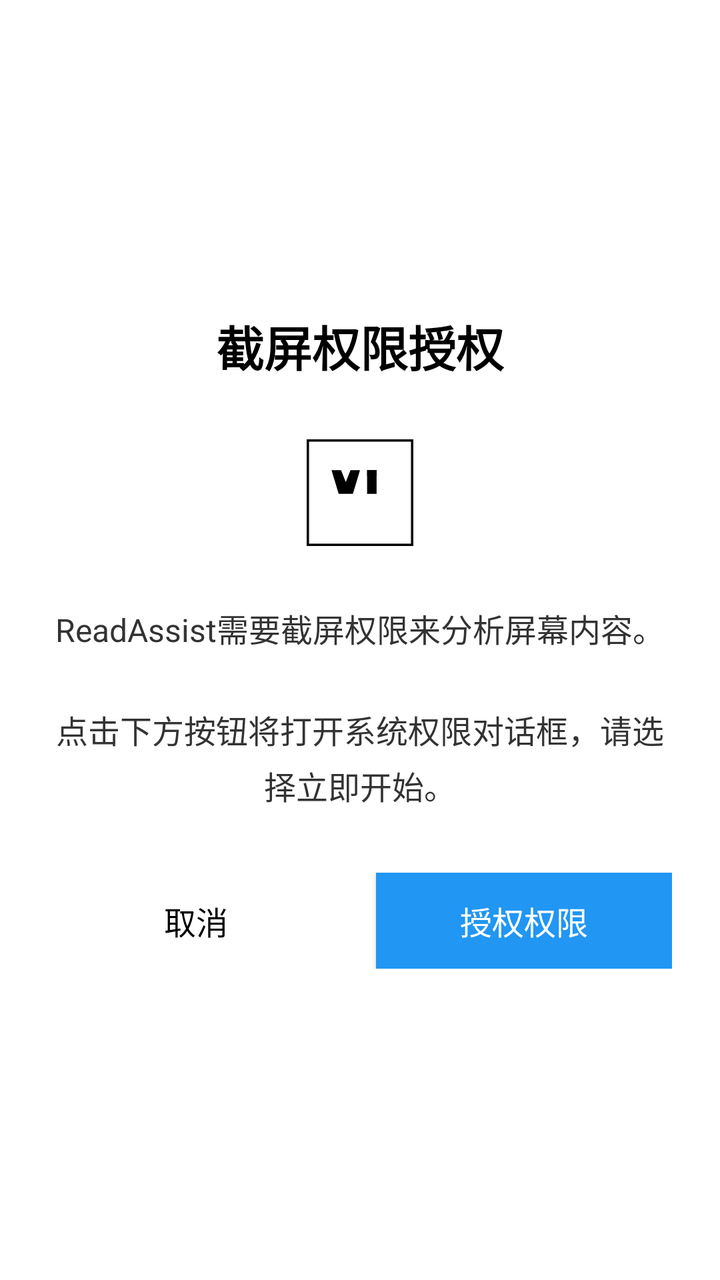
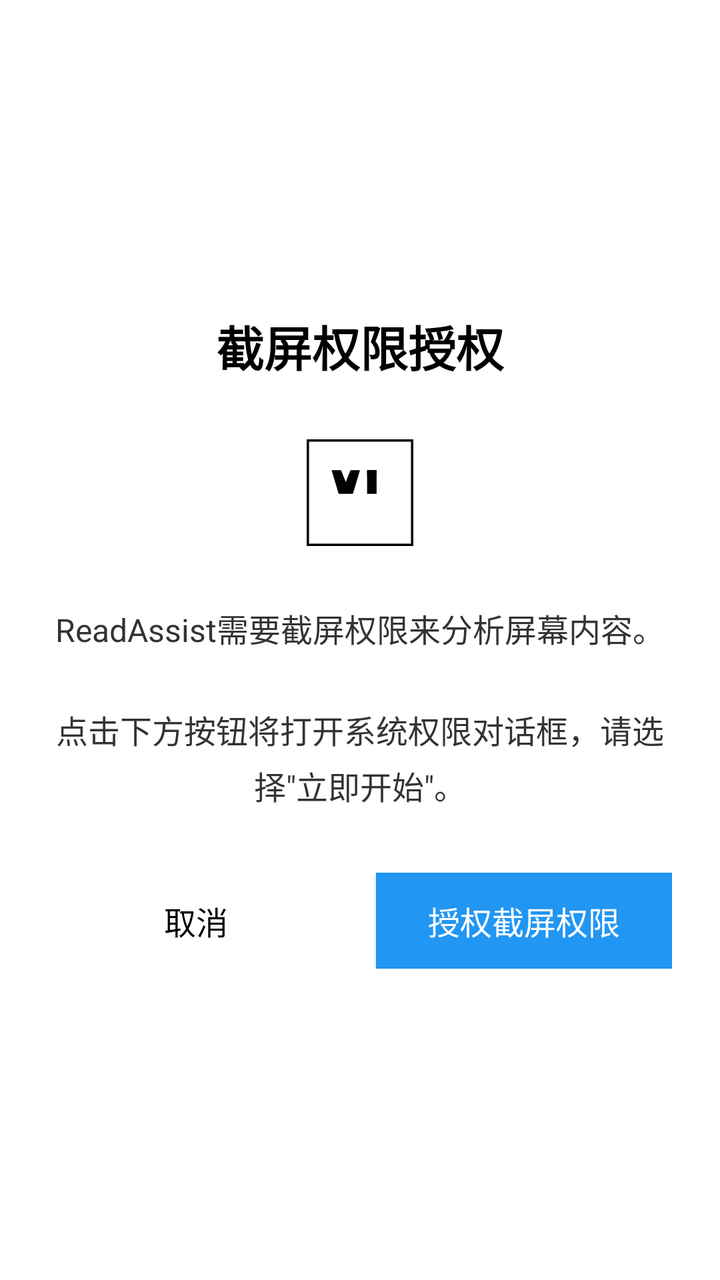

Screens rendered from an Android XML layout before and after an edit, with the pre-edit source and the edit as a unified diff.
<!-- AndroidManifest.xml: activity theme Theme.ReadAssist -->
<!-- res/layout/activity_screenshot_permission.xml -->
<?xml version="1.0" encoding="utf-8"?>
<LinearLayout xmlns:android="http://schemas.android.com/apk/res/android"
    android:layout_width="match_parent"
    android:layout_height="match_parent"
    android:orientation="vertical"
    android:padding="24dp"
    android:gravity="center"
    android:background="#FFFFFF">
    
    
    <TextView
        android:id="@+id/titleText"
        android:layout_width="wrap_content"
        android:layout_height="wrap_content"
        android:text="截屏权限授权"
        android:textSize="24sp"
        android:textStyle="bold"
        android:textColor="#000000"
        android:layout_marginBottom="24dp" />
    
    
    <ImageView
        android:layout_width="64dp"
        android:layout_height="64dp"
        android:src="@drawable/ic_launcher"
        android:layout_marginBottom="24dp" />
    
    
    <TextView
        android:id="@+id/messageText"
        android:layout_width="match_parent"
        android:layout_height="wrap_content"
        android:text="ReadAssist需要截屏权限来分析屏幕内容。\n\n点击下方按钮将打开系统权限对话框，请选择立即开始。"
        android:textSize="16sp"
        android:textColor="#333333"
        android:gravity="center"
        android:lineSpacingMultiplier="1.2"
        android:layout_marginBottom="32dp" />
    
    
    <LinearLayout
        android:layout_width="match_parent"
        android:layout_height="wrap_content"
        android:orientation="horizontal"
        android:gravity="center">
        
        
        <Button
            android:id="@+id/cancelButton"
            android:layout_width="0dp"
            android:layout_height="wrap_content"
            android:layout_weight="1"
            android:text="取消"
            android:textSize="16sp"
            android:layout_marginEnd="8dp"
            style="@style/Widget.AppCompat.Button.Borderless" />
        
        
        <Button
            android:id="@+id/requestButton"
            android:layout_width="0dp"
            android:layout_height="wrap_content"
            android:layout_weight="1"
            android:text="授权权限"
            android:textSize="16sp"
            android:textColor="#FFFFFF"
            android:background="#2196F3"
            android:layout_marginStart="8dp" />
        
    </LinearLayout>
    
</LinearLayout>
<!-- resources referenced by this layout -->
<resources>
  <!-- drawable ic_launcher (drawable) -->
  <?xml version="1.0" encoding="utf-8"?>
  <vector xmlns:android="http://schemas.android.com/apk/res/android"
      android:width="108dp"
      android:height="108dp"
      android:viewportWidth="108"
      android:viewportHeight="108">
      
      
      <path
          android:fillColor="#FFFFFF"
          android:pathData="M0,0h108v108h-108z"/>
      
      
      <path
          android:strokeColor="#000000"
          android:strokeWidth="2"
          android:pathData="M10,10h88v88h-88z"
          android:fillType="evenOdd"/>
      
      
      <path
          android:fillColor="#000000"
          android:pathData="M30,35 L38,35 L42,45 L46,35 L54,35 L48,55 L36,55 Z"/>
      
      <path
          android:fillColor="#000000"
          android:pathData="M60,35 L68,35 L68,55 L60,55 Z"/>
      
      <path
          android:fillColor="#000000"
          android:pathData="M60,35 L68,35 L68,40 L60,40 Z"/>
  </vector>
  <style name="Theme.ReadAssist" parent="Theme.AppCompat.Light.DarkActionBar">
          
          <item name="colorPrimary">#000000</item>
          <item name="colorPrimaryDark">#000000</item>
          <item name="colorAccent">#666666</item>
          
          
          <item name="android:windowBackground">#FFFFFF</item>
          <item name="android:colorBackground">#FFFFFF</item>
          
          
          <item name="android:textColorPrimary">#000000</item>
          <item name="android:textColorSecondary">#666666</item>
          
          
          <item name="android:statusBarColor">#FFFFFF</item>
          <item name="android:windowLightStatusBar">true</item>
          
          
          <item name="android:windowAnimationStyle">@null</item>
          <item name="android:windowContentTransitions">false</item>
      </style>
</resources>

<!-- the commit's change to res/layout/activity_screenshot_permission.xml (unified diff, before → after) -->
@@ -12,7 +12,7 @@
         android:id="@+id/titleText"
         android:layout_width="wrap_content"
         android:layout_height="wrap_content"
-        android:text="截屏权限授权"
+        android:text="@string/screenshot_permission_title"
         android:textSize="24sp"
         android:textStyle="bold"
         android:textColor="#000000"
@@ -30,7 +30,7 @@
         android:id="@+id/messageText"
         android:layout_width="match_parent"
         android:layout_height="wrap_content"
-        android:text="ReadAssist需要截屏权限来分析屏幕内容。\n\n点击下方按钮将打开系统权限对话框，请选择立即开始。"
+        android:text="@string/screenshot_permission_initial_message"
         android:textSize="16sp"
         android:textColor="#333333"
         android:gravity="center"
@@ -50,7 +50,7 @@
             android:layout_width="0dp"
             android:layout_height="wrap_content"
             android:layout_weight="1"
-            android:text="取消"
+            android:text="@string/cancel"
             android:textSize="16sp"
             android:layout_marginEnd="8dp"
             style="@style/Widget.AppCompat.Button.Borderless" />
@@ -61,7 +61,7 @@
             android:layout_width="0dp"
             android:layout_height="wrap_content"
             android:layout_weight="1"
-            android:text="授权权限"
+            android:text="@string/grant_screenshot_permission_btn"
             android:textSize="16sp"
             android:textColor="#FFFFFF"
             android:background="#2196F3"
<!-- resource entries referenced after the edit -->
@@ -33,6 +33,10 @@
           android:fillColor="#000000"
           android:pathData="M60,35 L68,35 L68,40 L60,40 Z"/>
   </vector>
+  <string name="cancel">取消</string>
+  <string name="grant_screenshot_permission_btn">授权截屏权限</string>
+  <string name="screenshot_permission_initial_message">ReadAssist需要截屏权限来分析屏幕内容。\n\n点击下方按钮将打开系统权限对话框，请选择\"立即开始\"。</string>
+  <string name="screenshot_permission_title">截屏权限授权</string>
   <style name="Theme.ReadAssist" parent="Theme.AppCompat.Light.DarkActionBar">
           
           <item name="colorPrimary">#000000</item>
